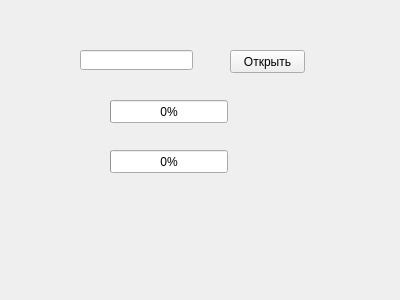
Qt form databasewidget.ui (RuslanGainanov/AddressBID) before a commit.
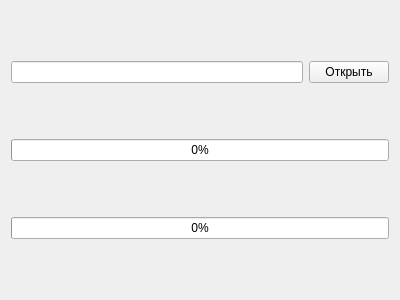
The same form after that commit.

What changed in the file:
```diff
--- a/databasewidget.ui
+++ b/databasewidget.ui
@@ -13,55 +13,36 @@
   <property name="windowTitle">
    <string>Form</string>
   </property>
-  <widget class="QPushButton" name="pushButtonOpen">
-   <property name="geometry">
-    <rect>
-     <x>230</x>
-     <y>50</y>
-     <width>75</width>
-     <height>23</height>
-    </rect>
-   </property>
+  <layout class="QVBoxLayout" name="verticalLayout">
+   <item>
+    <layout class="QHBoxLayout" name="horizontalLayout">
+     <item>
+      <widget class="QLineEdit" name="_lineEditFilename"/>
+     </item>
+     <item>
+      <widget class="QPushButton" name="_pushButtonOpen">
    <property name="text">
     <string>Открыть</string>
    </property>
   </widget>
-  <widget class="QLineEdit" name="lineEditFilename">
-   <property name="geometry">
-    <rect>
-     <x>80</x>
-     <y>50</y>
-     <width>113</width>
-     <height>20</height>
-    </rect>
-   </property>
-  </widget>
+     </item>
+    </layout>
+   </item>
+   <item>
   <widget class="QProgressBar" name="_progressBarReaded">
-   <property name="geometry">
-    <rect>
-     <x>110</x>
-     <y>100</y>
-     <width>118</width>
-     <height>23</height>
-    </rect>
-   </property>
    <property name="value">
     <number>0</number>
    </property>
   </widget>
+   </item>
+   <item>
   <widget class="QProgressBar" name="_progressBarParsed">
-   <property name="geometry">
-    <rect>
-     <x>110</x>
-     <y>150</y>
-     <width>118</width>
-     <height>23</height>
-    </rect>
-   </property>
    <property name="value">
     <number>0</number>
    </property>
   </widget>
+   </item>
+  </layout>
  </widget>
  <resources/>
  <connections/>
```
Left out of the diff: 2 changed lines with no effect on the pictures. Lines whose indentation alone changed are shown as unchanged.
